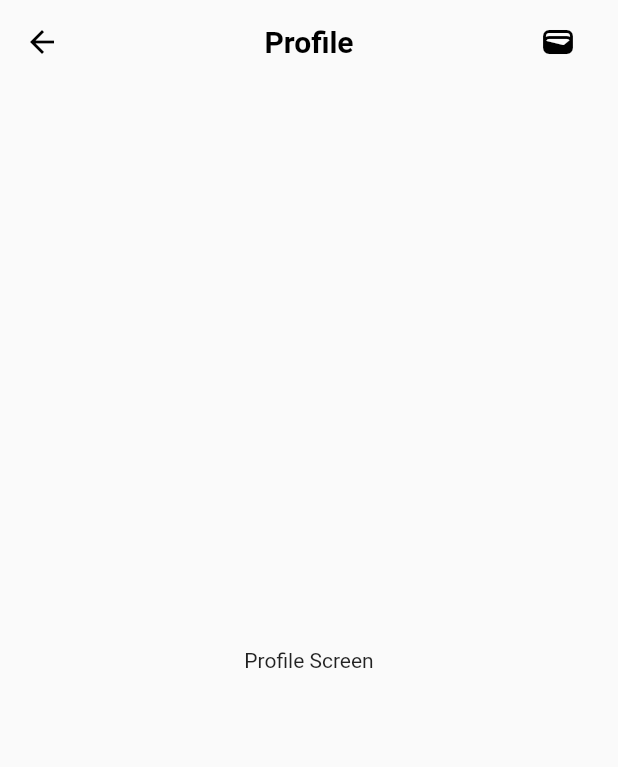
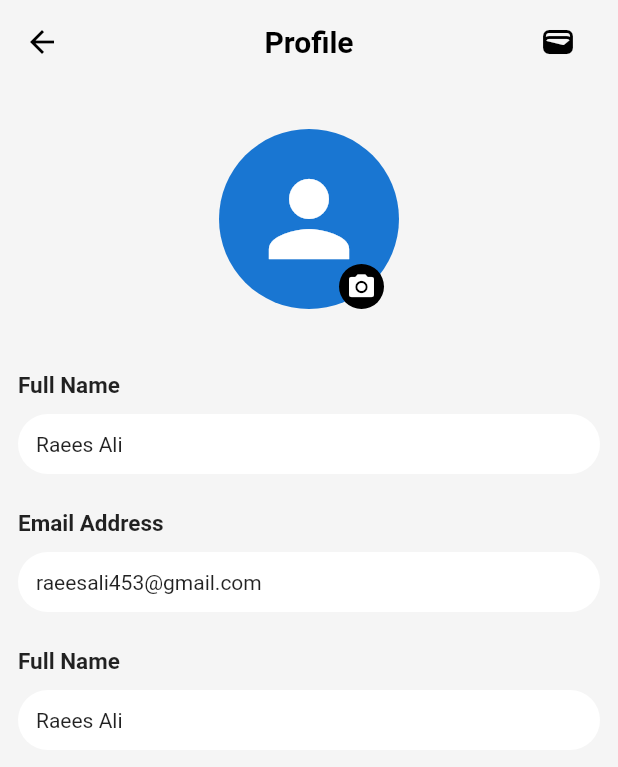
Before and after one commit to Raees453/loot_lo, a Flutter app: the screen it shows after launch, in the side drawer, after a tap on "Profile", on a phone screen of 412 x 824 dp. Shown: the top 767 px of the screen. Run offline on Flutter 3.47's test engine with Material 2 defaults, Android fonts, the phone set to English and light mode, and no system bars; our stand-ins replace shimmer, smooth_page_indicator; network calls fail.

Commit message:
Commit # 7 1. Updated the account screen 2. Attached lot of screens to account screen

```diff
--- a/lib/screens/account/profile_screen.dart
+++ b/lib/screens/account/profile_screen.dart
@@ -1,4 +1,5 @@
 import 'package:flutter/material.dart';
+import 'package:lootlo/utils/constants/app_constants.dart';
 import 'package:lootlo/widgets/custom_components/custom_app_bar.dart';
 
 class ProfileScreen extends StatelessWidget {
@@ -9,9 +10,84 @@ class ProfileScreen extends StatelessWidget {
   @override
   Widget build(BuildContext context) {
     return Scaffold(
+      backgroundColor: AppConstants.appBackgroundColor,
       appBar: CustomAppBar.getAppBar(context, 'Profile'),
-      body: const Center(
-        child: Text('Profile Screen'),
+      body: SingleChildScrollView(
+        child: Column(
+          children: [
+            const SizedBox(height: 30),
+            Center(child: buildProfileWidget()),
+            const SizedBox(height: 30),
+            buildDetailsColumn('Full Name', 'Raees Ali'),
+            buildDetailsColumn('Email Address', 'raeesali453@gmail.com'),
+            buildDetailsColumn('Full Name', 'Raees Ali'),
+          ],
+        ),
+      ),
+    );
+  }
+
+  Widget buildProfileWidget() {
+    return Stack(
+      alignment: Alignment.bottomCenter,
+      children: [
+        const CircleAvatar(
+          radius: 60,
+          child: Icon(
+            Icons.person,
+            size: 80,
+          ),
+        ),
+        Positioned(
+          bottom: 0,
+          right: 10,
+          child: GestureDetector(
+            onTap: () {
+              print('Hello');
+            },
+            child: Container(
+              width: 30,
+              height: 30,
+              decoration: BoxDecoration(
+                color: Colors.black,
+                borderRadius: BorderRadius.circular(16),
+              ),
+              child: const Icon(
+                Icons.camera_alt,
+                color: Colors.white,
+                size: 20,
+              ),
+            ),
+          ),
+        ),
+      ],
+    );
+  }
+
+  Widget buildDetailsColumn(String title, String text) {
+    return Padding(
+      padding: const EdgeInsets.all(12.0),
+      child: Column(
+        crossAxisAlignment: CrossAxisAlignment.start,
+        children: [
+          Text(
+            title,
+            style: const TextStyle(
+              fontWeight: FontWeight.bold,
+              fontSize: 15,
+            ),
+          ),
+          const SizedBox(height: 10),
+          Container(
+            width: double.infinity,
+            padding: const EdgeInsets.all(12.0),
+            decoration: BoxDecoration(
+              borderRadius: BorderRadius.circular(20),
+              color: Colors.white,
+            ),
+            child: Text(text),
+          )
+        ],
       ),
     );
   }
--- a/lib/screens/home_screen.dart
+++ b/lib/screens/home_screen.dart
@@ -64,12 +64,18 @@ class _HomeScreenState extends State<HomeScreen> {
   }
 
   Widget buildBottomAppBar() {
-    return SizedBox(
+    return Container(
+      color: Colors.white,
+      child: Stack(
+        fit: StackFit.passthrough,
+        children: [
+          SizedBox(
             height: 60,
             child: CustomPaint(
-        willChange: false,
-        painter: RPSCustomPainter(context),
-        child: Row(
+              painter: RPSCustomPainter(),
+            ),
+          ),
+          Row(
             children: [
               buildAppBarIcon(Icons.home, 0, 'Home'),
               buildAppBarIcon(Icons.favorite_border, 1, 'Favourites'),
@@ -79,6 +85,7 @@ class _HomeScreenState extends State<HomeScreen> {
               buildAppBarIcon(Icons.person_outline_outlined, 3, 'Account'),
             ],
           ),
+        ],
       ),
     );
   }
@@ -104,14 +111,10 @@ class _HomeScreenState extends State<HomeScreen> {
 }
 
 class RPSCustomPainter extends CustomPainter {
-  final BuildContext context;
-
-  RPSCustomPainter(this.context);
-
   @override
   void paint(Canvas canvas, Size size) {
     Paint paint0 = Paint()
-      ..color = Colors.white
+      ..color = Colors.grey.shade100
       ..strokeWidth = 150;
 
     Path path0 = Path();
--- a/lib/utils/routes.dart
+++ b/lib/utils/routes.dart
@@ -7,6 +7,9 @@ import 'package:lootlo/screens/orders/orders_screen.dart';
 import 'package:lootlo/screens/product/product_details_screen.dart';
 import 'package:lootlo/screens/product/product_images_view_screen.dart';
 
+import '../screens/account/settings/address_book_screen.dart';
+import '../screens/account/settings/notification_settings.dart';
+import '../screens/account/settings/payment_options_screen.dart';
 import '../screens/auth/sign_up_screen.dart';
 
 class AppRoutes {
@@ -20,6 +23,10 @@ class AppRoutes {
       ProductImagesViewScreen.routeName: (_) => const ProductImagesViewScreen(),
       ProfileScreen.routeName: (_) => const ProfileScreen(),
       OrdersScreen.routeName: (_) => const OrdersScreen(),
+      PaymentOptionsScreen.routeName: (_) => PaymentOptionsScreen(),
+      AddressBookScreen.routeName: (_) => AddressBookScreen(),
+      NotificationSettingsScreen.routeName: (_) =>
+          const NotificationSettingsScreen(),
     };
   }
 }
```
Also changed, not shown: lib/screens/account/account_screen.dart (+44 -5 lines), lib/screens/account/settings/address_book_screen.dart (added, +50 -0 lines), lib/screens/account/settings/notification_settings.dart (added, +91 -0 lines), lib/screens/account/settings/payment_options_screen.dart (added, +42 -0 lines), lib/widgets/address_widget.dart (added, +63 -0 lines), lib/widgets/dialogues/app_language_dialogue.dart (added, +53 -0 lines). Lines whose indentation alone changed are shown as unchanged.
